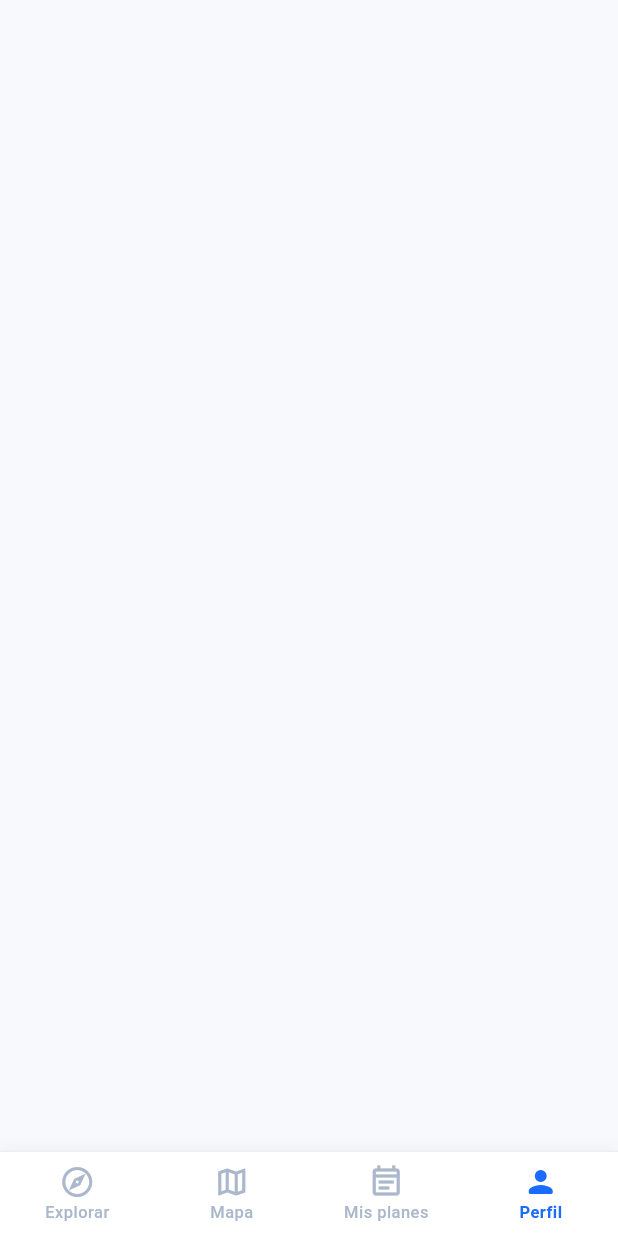
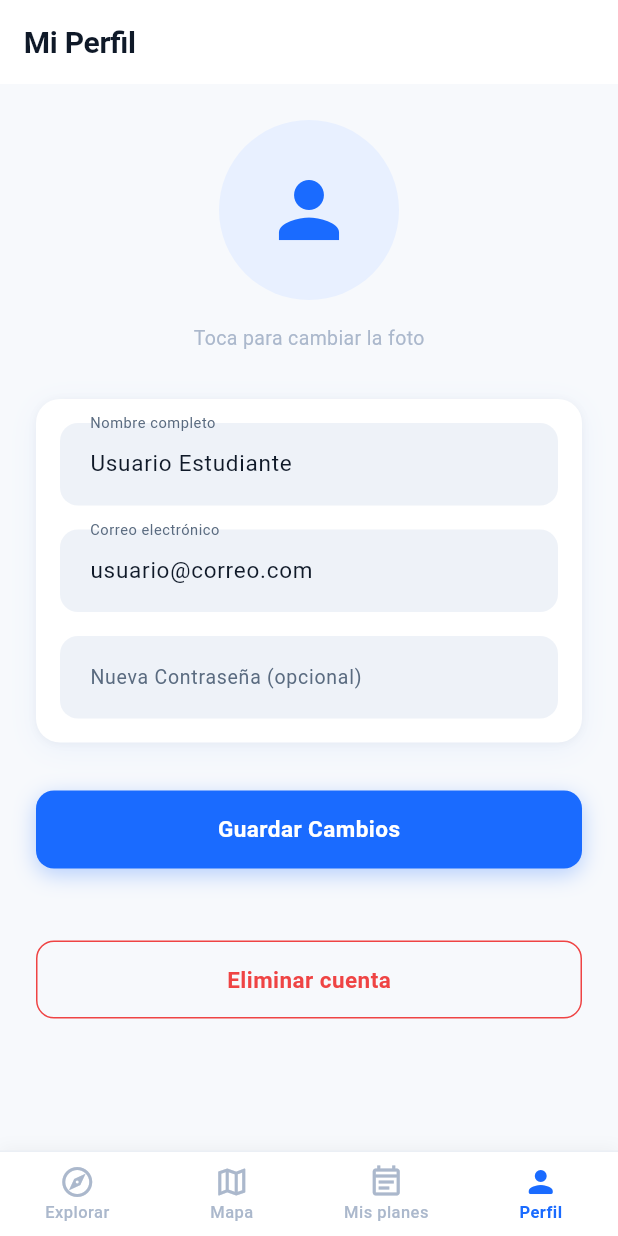
Before and after one commit to duniasr/GoTogether, a Flutter app: the screen it shows once a user with an empty profile is signed in, item 4 of the bottom bar chosen, on a phone screen of 412 x 824 dp. Run offline on Flutter 3.47's test engine with Material 3 defaults, Android fonts, the phone set to English and light mode, and no system bars; our stand-ins replace cloud_firestore, firebase_auth, firebase_core; accounts and stored records are empty; generated files the repository leaves out were written again.

Commit message:
feat: implementar el perfil en la pantalla inicial

```diff
--- a/lib/screens/home_screen.dart
+++ b/lib/screens/home_screen.dart
@@ -3,6 +3,7 @@ import 'package:firebase_auth/firebase_auth.dart';
 import '../app_theme.dart';
 import '../models/quedada.dart';
 import '../services/quedadas_service.dart';
+import 'profile_screen.dart';
 
 class HomeScreen extends StatefulWidget {
   const HomeScreen({super.key});
@@ -622,7 +623,18 @@ class _HomeScreenState extends State<HomeScreen> {
   }
 
   Widget _buildPlaceholderTab(int index) {
-    return const SizedBox.shrink();
+    // Si el usuario toca el índice 3 (la 4ª pestaña, "Perfil")
+    if (index == 3) {
+      return const ProfileScreen(); // ¡Llamamos a tu pantalla!
+    }
+
+    // Para Mapa (1) y Mis planes (2), mostramos un texto de aviso
+    return Center(
+      child: Text(
+        'Próximamente...',
+        style: AppTextStyles.headlineSmall.copyWith(color: AppColors.textHint),
+      ),
+    );
   }
 
   Widget _buildBottomNav() {
--- a/lib/screens/profile_screen.dart
+++ b/lib/screens/profile_screen.dart
@@ -0,0 +1,198 @@
+import 'package:flutter/material.dart';
+// TODO: Cambia esta ruta por la ruta real de tu archivo de estilos
+import '../app_theme.dart';
+
+class ProfileScreen extends StatefulWidget {
+  const ProfileScreen({super.key});
+
+  @override
+  State<ProfileScreen> createState() => _ProfileScreenState();
+}
+
+class _ProfileScreenState extends State<ProfileScreen> {
+  final TextEditingController _nameController = TextEditingController();
+  final TextEditingController _emailController = TextEditingController();
+  final TextEditingController _passwordController = TextEditingController();
+
+  bool _isSaveEnabled = false;
+
+  @override
+  void initState() {
+    super.initState();
+    _nameController.text = "Usuario Estudiante";
+    _emailController.text = "usuario@correo.com";
+
+    _nameController.addListener(_validateForm);
+    _emailController.addListener(_validateForm);
+
+    _validateForm();
+  }
+
+  @override
+  void dispose() {
+    _nameController.dispose();
+    _emailController.dispose();
+    _passwordController.dispose();
+    super.dispose();
+  }
+
+  void _validateForm() {
+    setState(() {
+      _isSaveEnabled = _nameController.text.trim().isNotEmpty &&
+                       _emailController.text.trim().isNotEmpty;
+    });
+  }
+
+  void _showDeleteConfirmationDialog() {
+    showDialog(
+      context: context,
+      builder: (BuildContext context) {
+        return AlertDialog(
+          backgroundColor: AppColors.surface, // Fondo blanco puro
+          shape: RoundedRectangleBorder(
+            borderRadius: BorderRadius.circular(AppRadius.lg), // Bordes redondeados del sistema
+          ),
+          title: const Text("Eliminar cuenta", style: AppTextStyles.headlineMedium),
+          content: const Text(
+            "¿Estás seguro? Esta acción es irreversible.",
+            style: AppTextStyles.bodyLarge,
+          ),
+          actions: [
+            TextButton(
+              onPressed: () {
+                Navigator.of(context).pop();
+              },
+              child: Text(
+                "Cancelar",
+                style: AppTextStyles.labelLarge.copyWith(color: AppColors.textSecondary),
+              ),
+            ),
+            ElevatedButton(
+              style: ElevatedButton.styleFrom(
+                backgroundColor: AppColors.error, // Rojo del sistema
+                foregroundColor: Colors.white,
+                shape: RoundedRectangleBorder(
+                  borderRadius: BorderRadius.circular(AppRadius.md),
+                ),
+              ),
+              onPressed: () {
+                Navigator.of(context).pop();
+                ScaffoldMessenger.of(context).showSnackBar(
+                  SnackBar(
+                    content: const Text('Cuenta eliminada correctamente.'),
+                    backgroundColor: AppColors.error, // Rojo del sistema
+                  ),
+                );
+              },
+              child: const Text("Aceptar"),
+            ),
+          ],
+        );
+      },
+    );
+  }
+
+  @override
+  Widget build(BuildContext context) {
+    return Scaffold(
+      backgroundColor: AppColors.background, // Fondo gris suave del sistema
+      appBar: AppBar(
+        backgroundColor: AppColors.surface,
+        title: const Text('Mi Perfil', style: AppTextStyles.headlineMedium),
+        elevation: 0,
+        iconTheme: const IconThemeData(color: AppColors.textPrimary),
+      ),
+      body: SingleChildScrollView(
+        padding: const EdgeInsets.all(AppSpacing.lg), // Espaciado del sistema
+        child: Column(
+          crossAxisAlignment: CrossAxisAlignment.center,
+          children: [
+            // --- FOTO DE PERFIL ---
+            const CircleAvatar(
+              radius: 60,
+              backgroundColor: AppColors.primaryLight, // Azul clarito del sistema
+              child: Icon(Icons.person, size: 60, color: AppColors.primary), // Azul principal
+            ),
+            const SizedBox(height: AppSpacing.md),
+            Text(
+              "Toca para cambiar la foto",
+              style: AppTextStyles.bodyMedium.copyWith(color: AppColors.textHint), // Texto gris
+            ),
+
+            const SizedBox(height: AppSpacing.xl),
+
+            // --- TARJETA DE FORMULARIO (Usa tu AppCard) ---
+            AppCard(
+              child: Column(
+                children: [
+                  TextField(
+                    controller: _nameController,
+                    style: AppTextStyles.bodyLarge,
+                    decoration: const InputDecoration(
+                      labelText: 'Nombre completo',
+                    ),
+                  ),
+                  const SizedBox(height: AppSpacing.md),
+
+                  TextField(
+                    controller: _emailController,
+                    keyboardType: TextInputType.emailAddress,
+                    style: AppTextStyles.bodyLarge,
+                    decoration: const InputDecoration(
+                      labelText: 'Correo electrónico',
+                    ),
+                  ),
+                  const SizedBox(height: AppSpacing.md),
+
+                  TextField(
+                    controller: _passwordController,
+                    obscureText: true,
+                    style: AppTextStyles.bodyLarge,
+                    decoration: const InputDecoration(
+                      labelText: 'Nueva Contraseña (opcional)',
+                    ),
+                  ),
+                ],
+              ),
+            ),
+
+            const SizedBox(height: AppSpacing.xl),
+
+            // --- BOTÓN PRIMARIO (Usa tu AppPrimaryButton) ---
+            AppPrimaryButton(
+              label: 'Guardar Cambios',
+              // Si el botón no está habilitado, pasamos null para que se desactive
+              onPressed: _isSaveEnabled ? () {
+                ScaffoldMessenger.of(context).showSnackBar(
+                  SnackBar(
+                    content: const Text("Perfil actualizado con éxito"),
+                    backgroundColor: AppColors.success, // Verde del sistema
+                  ),
+                );
+              } : null,
+            ),
+
+            const SizedBox(height: AppSpacing.xxl),
+
+            // --- BOTÓN ELIMINAR CUENTA ---
+            SizedBox(
+              width: double.infinity,
+              height: 52,
+              child: OutlinedButton(
+                style: OutlinedButton.styleFrom(
+                  foregroundColor: AppColors.error, // Rojo del sistema
+                  side: const BorderSide(color: AppColors.error),
+                  shape: RoundedRectangleBorder(
+                    borderRadius: BorderRadius.circular(AppRadius.md),
+                  ),
+                ),
+                onPressed: _showDeleteConfirmationDialog,
+                child: Text('Eliminar cuenta', style: AppTextStyles.button),
+              ),
+            ),
+          ],
+        ),
+      ),
+    );
+  }
+}
```
